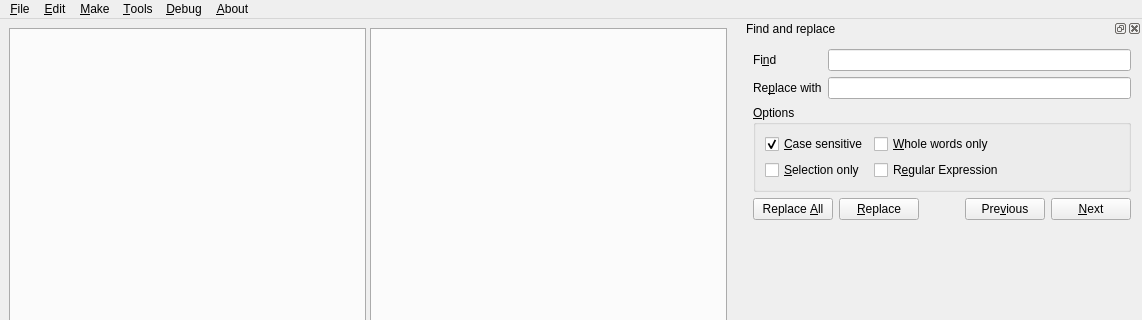
Before: the Qt Designer form ui/main.ui in wxgeo/ptyx-mcq-editor, drawn with Qt 5; both pictures show x 0 to 1142 and y 0 to 320 of the 1142 by 862 pixel window.
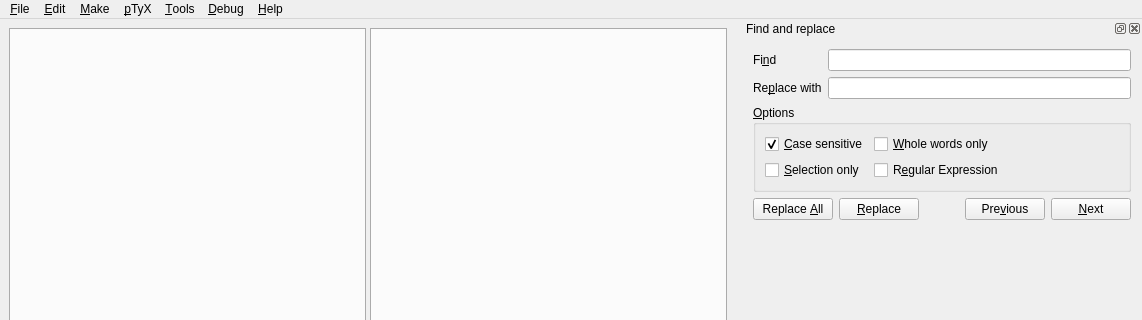
After: the same form once the commit is applied. Icons and pictures are not drawn. Custom widgets are drawn as their Qt base class.

The edit to the form file:
```diff
--- a/ui/main.ui
+++ b/ui/main.ui
@@ -92,9 +92,9 @@
     <addaction name="actionFind"/>
     <addaction name="actionReplace"/>
    </widget>
-   <widget class="QMenu" name="menu_propos">
+   <widget class="QMenu" name="menu_help">
     <property name="title">
-     <string>&amp;About</string>
+     <string>&amp;Help</string>
     </property>
    </widget>
    <widget class="QMenu" name="menuDebug">
@@ -103,12 +103,21 @@
     </property>
     <addaction name="action_Send_Qscintilla_Command"/>
    </widget>
+   <widget class="QMenu" name="menu_pTyX">
+    <property name="title">
+     <string>&amp;pTyX</string>
+    </property>
+    <addaction name="action_Update_imports"/>
+    <addaction name="action_Add_folder"/>
+    <addaction name="action_Open_file_from_current_import_line"/>
+   </widget>
    <addaction name="menuFichier"/>
    <addaction name="menu_Edit"/>
    <addaction name="menuCompilation"/>
+   <addaction name="menu_pTyX"/>
    <addaction name="menu_Tools"/>
    <addaction name="menuDebug"/>
-   <addaction name="menu_propos"/>
+   <addaction name="menu_help"/>
   </widget>
   <widget class="QStatusBar" name="statusbar"/>
   <widget class="QDockWidget" name="compilation_dock">
```
Left out of the diff: 30 changed lines with no effect on the pictures.
